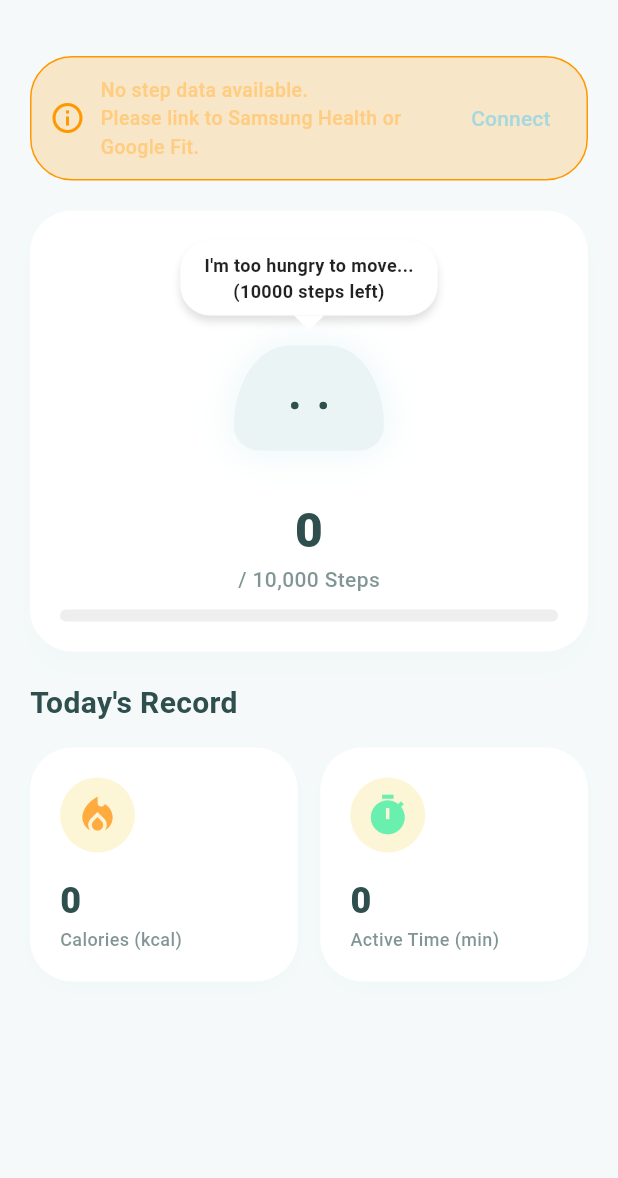
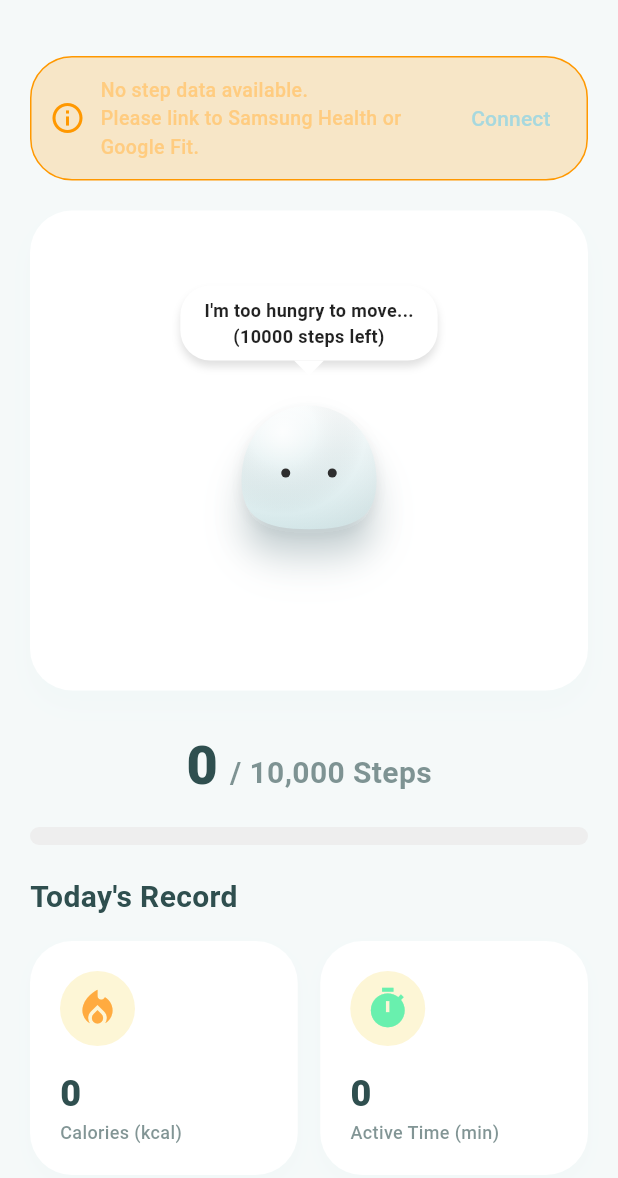
Before and after one commit to dduddupark/EnergySlime, a Flutter app: the screen it shows after launch, on a phone screen of 412 x 824 dp, the part 58-1236 px from its top. Run offline on Flutter 3.47's test engine with Material 3 defaults, Android fonts, the phone set to English and light mode, and no system bars; our stand-ins replace google_fonts, pedometer, permission_handler, shared_preferences, sqflite, table_calendar; missing offline and left inert: flutter_foreground_task, health; accounts and stored records are empty.

Commit message:
feat: redesign slime character with 3D SVG and update dashboard layout

```diff
--- a/lib/ui/dashboard/dashboard_screen.dart
+++ b/lib/ui/dashboard/dashboard_screen.dart
@@ -332,16 +332,18 @@ class _DashboardScreenState extends State<DashboardScreen> with WidgetsBindingOb
       bgItem = null;
     }
 
-    return Container(
+    return Column(
+      children: [
+        Container(
           width: double.infinity,
           decoration: BoxDecoration(
             color: colorScheme.surface,
             borderRadius: BorderRadius.circular(28.0),
             boxShadow: [
               BoxShadow(
-            color: colorScheme.primary.withOpacity(0.05),
+                color: colorScheme.primary.withValues(alpha: 0.05),
                 blurRadius: 15,
-            offset: Offset(0, 10),
+                offset: const Offset(0, 10),
               ),
             ],
           ),
@@ -352,7 +354,7 @@ class _DashboardScreenState extends State<DashboardScreen> with WidgetsBindingOb
                   child: ClipRRect(
                     borderRadius: BorderRadius.circular(28.0),
                     child: Opacity(
-                  opacity: 0.3,
+                      opacity: 0.5,
                       child: FittedBox(
                         fit: BoxFit.cover,
                         child: ShopItemVisual(itemId: bgItem.id, size: 300),
@@ -361,48 +363,61 @@ class _DashboardScreenState extends State<DashboardScreen> with WidgetsBindingOb
                   ),
                 ),
               Padding(
-            padding: const EdgeInsets.all(20),
-            child: Column(
-              children: [
-                SlimeCharacter(
+                padding: const EdgeInsets.symmetric(vertical: 50, horizontal: 20),
+                child: Center(
+                  child: SizedBox(
+                    height: 220, // Increased height to prevent bottom overflow when hats are equipped
+                    child: Center(
+                      child: SlimeCharacter(
                         currentSteps: currentSteps,
                         dailyGoal: targetSteps,
                         totalLifetimeSteps: lifetimeSteps,
                         equippedItems: _equippedItems,
                         onMultiTap: () => _showDebugStepDialog(),
                       ),
-                SizedBox(height: 30),
-                // Step Counter Text below the character
-                Column(
+                    ),
+                  ),
+                ),
+              ),
+            ],
+          ),
+        ),
+        const SizedBox(height: 24),
+        // Step Counter Text below the character container
+        Row(
+          mainAxisAlignment: MainAxisAlignment.center,
+          crossAxisAlignment: CrossAxisAlignment.baseline,
+          textBaseline: TextBaseline.alphabetic,
           children: [
             Text(
               NumberFormat('#,###').format(currentSteps),
               style: TextStyle(
                 color: colorScheme.onSurface,
-                        fontSize: 32,
+                fontSize: 36,
                 fontWeight: FontWeight.w900,
               ),
             ),
+            const SizedBox(width: 8),
             Text(
               '/ ${NumberFormat('#,###').format(targetSteps)} ${AppLocalizations.of(context)!.stepsUnit}',
-                      style: TextStyle(color: colorScheme.onSurface.withOpacity(0.6)),
+              style: TextStyle(
+                color: colorScheme.onSurface.withValues(alpha: 0.6),
+                fontSize: 20,
+                fontWeight: FontWeight.bold,
+              ),
             ),
           ],
         ),
-                SizedBox(height: 10),
+        const SizedBox(height: 16),
         // Minimal progress bar
         LinearProgressIndicator(
           value: (currentSteps / targetSteps).clamp(0.0, 1.0),
           backgroundColor: Theme.of(context).brightness == Brightness.light ? Colors.grey[200]! : Colors.grey[800]!,
           color: colorScheme.primary,
           borderRadius: BorderRadius.circular(10),
-                  minHeight: 8,
+          minHeight: 12,
         ),
       ],
-            ),
-          ),
-        ],
-      ),
     );
   }
 
--- a/lib/ui/widgets/slime_character.dart
+++ b/lib/ui/widgets/slime_character.dart
@@ -101,20 +101,20 @@ class _SlimeCharacterState extends State<SlimeCharacter>
   }
 
   Widget _buildEyes({required bool isHungry}) {
-    double size = isHungry ? 5 : 8;
+    double size = isHungry ? 6 : 9;
     return Row(
       mainAxisAlignment: MainAxisAlignment.center,
       children: [
         Container(
           width: size,
           height: size,
-          decoration: const BoxDecoration(color: Color(0xFF2F4F4F), shape: BoxShape.circle),
+          decoration: const BoxDecoration(color: Color(0xFF2E2E2E), shape: BoxShape.circle),
         ),
-        const SizedBox(width: 14),
+        const SizedBox(width: 25),
         Container(
           width: size,
           height: size,
-          decoration: const BoxDecoration(color: Color(0xFF2F4F4F), shape: BoxShape.circle),
+          decoration: const BoxDecoration(color: Color(0xFF2E2E2E), shape: BoxShape.circle),
         ),
       ],
     );
@@ -128,9 +128,9 @@ class _SlimeCharacterState extends State<SlimeCharacter>
         return const Row(
           mainAxisAlignment: MainAxisAlignment.center,
           children: [
-            Icon(Icons.favorite, color: Colors.pinkAccent, size: 24),
-            SizedBox(width: 20),
-            Icon(Icons.favorite, color: Colors.pinkAccent, size: 24),
+            Icon(Icons.favorite, color: Colors.pinkAccent, size: 28),
+            SizedBox(width: 25),
+            Icon(Icons.favorite, color: Colors.pinkAccent, size: 28),
           ],
         );
       case SlimeState.active:
@@ -146,9 +146,6 @@ class _SlimeCharacterState extends State<SlimeCharacter>
         : evolutionLevel == 2
             ? 130.0
             : 160.0;
-
-    // Flatten if hungry
-    double heightFactor = currentState == SlimeState.hungry ? 0.7 : 1.0;
 
     Widget speechBubble = Column(
       mainAxisSize: MainAxisSize.min,
@@ -218,46 +215,77 @@ class _SlimeCharacterState extends State<SlimeCharacter>
                 clipBehavior: Clip.none, // 아이템(모자 등)이 넘어갈 수 있게 허용
                 children: [
                   _buildEvolutionDeco(),
-                  AnimatedContainer(
+                  CustomPaint(
+                    painter: SlimeShadowPainter(shadowColor: slimeColor.withValues(alpha: 0.4)),
+                    child: ClipPath(
+                      clipper: SlimeClipper(),
+                      child: AnimatedContainer(
                         duration: const Duration(milliseconds: 500),
                         curve: Curves.easeInOut,
                         width: baseSize,
-                    height: baseSize * heightFactor,
-                    clipBehavior: Clip.antiAlias,
-                    decoration: BoxDecoration(
-                      color: const Color(0xFFEBF4F5),
-                      shape: BoxShape.rectangle,
-                      borderRadius: BorderRadius.only(
-                        topLeft: Radius.elliptical(baseSize * 0.45, baseSize * 0.65),
-                        topRight: Radius.elliptical(baseSize * 0.45, baseSize * 0.65),
-                        bottomLeft: Radius.circular(currentState == SlimeState.hungry ? baseSize * 0.2 : baseSize * 0.35),
-                        bottomRight: Radius.circular(currentState == SlimeState.hungry ? baseSize * 0.2 : baseSize * 0.35),
+                        height: baseSize,
+                        decoration: const BoxDecoration(
+                          gradient: LinearGradient(
+                            begin: Alignment.topCenter,
+                            end: Alignment.bottomCenter,
+                            colors: [
+                              Color(0xFFFFFFFF),
+                              Color(0xFFEBF4F5),
+                              Color(0xFFD4E8EA),
+                            ],
+                            stops: [0.0, 0.4, 1.0],
                           ),
-                      boxShadow: [
-                        BoxShadow(
-                          color: slimeColor.withOpacity(0.4),
-                          blurRadius: 20,
-                          spreadRadius: 2,
-                        ),
-                      ],
                         ),
                         child: Stack(
                           children: [
                             AnimatedBuilder(
                               animation: _waveController,
                               builder: (context, child) {
+                                final hsl = HSLColor.fromColor(slimeColor);
+                                final darkerSlimeColor = hsl
+                                    .withLightness((hsl.lightness - 0.1).clamp(0.0, 1.0))
+                                    .toColor();
                                 return ClipPath(
                                   clipper: WaveClipper(
                                     animationValue: _waveController.value,
                                     progress: progress,
                                   ),
                                   child: Container(
-                                color: const Color(0xFFA7D8DE),
+                                    decoration: BoxDecoration(
+                                      gradient: LinearGradient(
+                                        begin: Alignment.topCenter,
+                                        end: Alignment.bottomCenter,
+                                        colors: [
+                                          slimeColor.withValues(alpha: 0.8),
+                                          slimeColor,
+                                          darkerSlimeColor,
+                                        ],
+                                      ),
+                                    ),
                                     width: double.infinity,
                                     height: double.infinity,
                                   ),
                                 );
                               },
+                            ),
+                            // 3D Glass/Sphere Effect Overlay
+                            Container(
+                              width: double.infinity,
+                              height: double.infinity,
+                              decoration: BoxDecoration(
+                                gradient: RadialGradient(
+                                  center: const Alignment(-0.35, -0.45),
+                                  radius: 1.1,
+                                  colors: [
+                                    Colors.white.withValues(alpha: 0.8), // Specular highlight
+                                    Colors.white.withValues(alpha: 0.1), // Bright mid
+                                    Colors.transparent, // Neutral
+                                    Colors.black.withValues(alpha: 0.05), // Edge shadow
+                                    Colors.black.withValues(alpha: 0.25), // Deep edge shadow
+                                  ],
+                                  stops: const [0.0, 0.2, 0.5, 0.8, 1.0],
+                                ),
+                              ),
                             ),
                             Center(
                               child: Padding(
@@ -266,6 +294,8 @@ class _SlimeCharacterState extends State<SlimeCharacter>
                               ),
                             ),
                           ],
+                        ),
+                      ),
                     ),
                   ),
                   ...widget.equippedItems.where((i) => i.category == 'face').map((face) =>
@@ -278,7 +308,7 @@ class _SlimeCharacterState extends State<SlimeCharacter>
                   ),
                   ...widget.equippedItems.where((i) => i.category == 'head').map((head) =>
                      Positioned(
-                        top: -baseSize * 0.3, // 모자 위치
+                        top: -baseSize * 0.12, // 모자 위치 조정 (슬라임 머리에 맞게 내림)
                         child: ShopItemVisual(itemId: head.id, size: baseSize * 0.6)
                      )
                   ),
@@ -369,3 +399,44 @@ class WaveClipper extends CustomClipper<Path> {
     return oldClipper.animationValue != animationValue || oldClipper.progress != progress;
   }
 }
+
+class SlimeClipper extends CustomClipper<Path> {
+  @override
+  Path getClip(Size size) {
+    Path path = Path();
+    final w = size.width;
+    final h = size.height;
+
+    path.moveTo(w * 0.5, h * 0.1);
+    path.cubicTo(w * 0.75, h * 0.1, w * 0.95, h * 0.3, w * 0.95, h * 0.6);
+    path.cubicTo(w * 0.95, h * 0.85, w * 0.8, h * 0.925, w * 0.5, h * 0.925);
+    path.cubicTo(w * 0.2, h * 0.925, w * 0.05, h * 0.85, w * 0.05, h * 0.6);
+    path.cubicTo(w * 0.05, h * 0.3, w * 0.25, h * 0.1, w * 0.5, h * 0.1);
+
+    path.close();
+    return path;
+  }
+
+  @override
+  bool shouldReclip(covariant CustomClipper<Path> oldClipper) => false;
+}
+
+class SlimeShadowPainter extends CustomPainter {
+  final Color shadowColor;
+  SlimeShadowPainter({required this.shadowColor});
+
+  @override
+  void paint(Canvas canvas, Size size) {
+    Path path = SlimeClipper().getClip(size);
+    // Draw an ambient, softer shadow behind
+    canvas.drawShadow(path, shadowColor, 12, false);
+
+    // Draw a sharper, darker directional shadow slightly shifted downwards
+    canvas.drawShadow(path.shift(const Offset(0, 4)), shadowColor.withValues(alpha: 0.7), 8, false);
+  }
+
+  @override
+  bool shouldRepaint(covariant SlimeShadowPainter oldDelegate) {
+    return oldDelegate.shadowColor != shadowColor;
+  }
+}
--- a/pubspec.yaml
+++ b/pubspec.yaml
@@ -22,6 +22,7 @@ dependencies:
   flutter_foreground_task: ^9.2.0
   table_calendar: ^3.1.3
   google_fonts: ^8.0.2
+  flutter_svg: ^2.2.3
 
 dev_dependencies:
   flutter_test:
```
Also changed, not shown: assets/images/slime.svg (added), pubspec.lock. Lines whose indentation alone changed are shown as unchanged.
